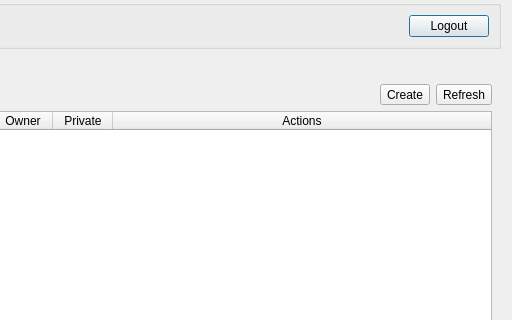
Qt form qfieldsync/ui/cloud_projects_dialog.ui (opengisch/qfieldsync) before a commit; both pictures show x 88 to 600 and y 0 to 320 of the 600 by 570 pixel window.
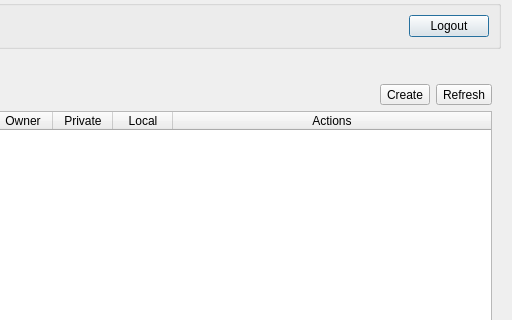
The same form after that commit. Icons and pictures are not drawn.

Commit message: Show indication on the projects overview whether the project has a local checkout

```diff
--- a/qfieldsync/ui/cloud_projects_dialog.ui
+++ b/qfieldsync/ui/cloud_projects_dialog.ui
@@ -201,6 +201,14 @@
            <string>Private</string>
           </property>
          </column>
+         <column>
+          <property name="text">
+           <string>Local</string>
+          </property>
+          <property name="toolTip">
+           <string>Whether the file has a local configured local directory</string>
+          </property>
+         </column>
          <column>
           <property name="text">
            <string>Actions</string>
```
The commit also changes 1 other file.
